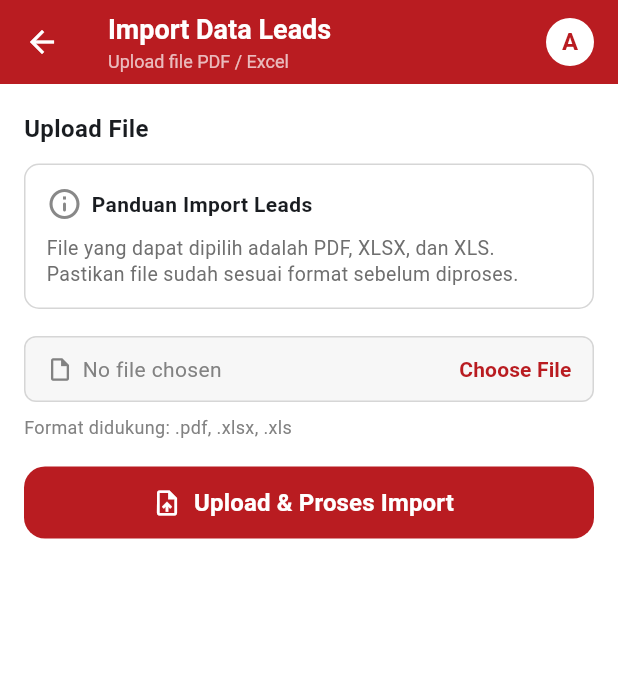
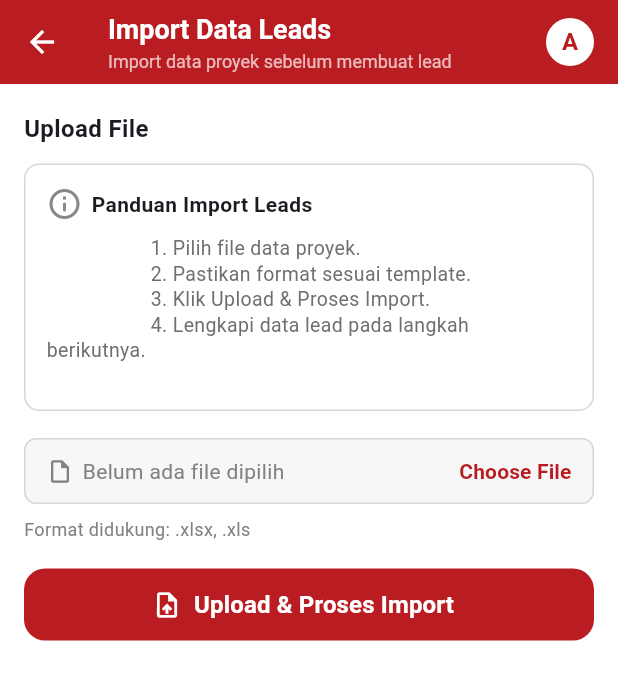
Before and after one commit to IndiViska/App_MyBhakti, a Flutter app: the ImportDataLeadsScreen screen opened directly, after a tap on "Choose File", on a phone screen of 412 x 824 dp. Shown: the top 680 px of the screen. Run offline on Flutter 3.47's test engine with Material 3 defaults, Android fonts, the phone set to English and light mode, and no system bars; our stand-ins replace file_picker, geolocator, google_maps_flutter, image_picker, share_plus.

Commit message:
update leads repository

```diff
--- a/lib/pages/import_data_leads.dart
+++ b/lib/pages/import_data_leads.dart
@@ -11,26 +11,35 @@ class ImportDataLeadsScreen extends StatefulWidget {
 
 class _ImportDataLeadsScreenState extends State<ImportDataLeadsScreen> {
   String? selectedFileName;
-  PlatformFile? selectedFile;
 
   Future<void> chooseFile() async {
-    final result = await FilePicker.platform.pickFiles(
-      type: FileType.custom,
-      allowedExtensions: ['pdf', 'xlsx', 'xls'],
-      allowMultiple: false,
-      withData: true,
-    );
+    try {
+      final FilePickerResult? result = await FilePicker.platform.pickFiles(
+        type: FileType.custom,
+        allowedExtensions: ['xlsx', 'xls'],
+        allowMultiple: false,
+      );
 
-    if (result != null && result.files.isNotEmpty) {
+      if (result == null || result.files.isEmpty) {
+        return;
+      }
+
+      if (!mounted) return;
+
       setState(() {
-        selectedFile = result.files.first;
         selectedFileName = result.files.first.name;
       });
+    } catch (e) {
+      if (!mounted) return;
+
+      ScaffoldMessenger.of(
+        context,
+      ).showSnackBar(SnackBar(content: Text('Gagal memilih file: $e')));
     }
   }
 
   void goToTambahLeadBaru() {
-    if (selectedFile == null) {
+    if (selectedFileName == null) {
       ScaffoldMessenger.of(context).showSnackBar(
         const SnackBar(content: Text('Pilih file terlebih dahulu')),
       );
@@ -72,7 +81,7 @@ class _ImportDataLeadsScreenState extends State<ImportDataLeadsScreen> {
             ),
             SizedBox(height: 2),
             Text(
-              'Upload file PDF / Excel',
+              'Import data proyek sebelum membuat lead',
               style: TextStyle(
                 color: Colors.white70,
                 fontWeight: FontWeight.w400,
@@ -139,7 +148,12 @@ class _ImportDataLeadsScreenState extends State<ImportDataLeadsScreen> {
                   ),
                   SizedBox(height: 9),
                   Text(
-                    'File yang dapat dipilih adalah PDF, XLSX, dan XLS. Pastikan file sudah sesuai format sebelum diproses.',
+                    '''
+                    1. Pilih file data proyek.
+                    2. Pastikan format sesuai template.
+                    3. Klik Upload & Proses Import.
+                    4. Lengkapi data lead pada langkah berikutnya.
+                   ''',
                     style: TextStyle(
                       fontSize: 13,
                       color: Color(0xFF6F6F6F),
@@ -177,7 +191,7 @@ class _ImportDataLeadsScreenState extends State<ImportDataLeadsScreen> {
                           const SizedBox(width: 6),
                           Expanded(
                             child: Text(
-                              selectedFileName ?? 'No file chosen',
+                              selectedFileName ?? 'Belum ada file dipilih',
                               style: const TextStyle(
                                 color: Color(0xFF828282),
                                 fontSize: 14,
@@ -211,9 +225,21 @@ class _ImportDataLeadsScreenState extends State<ImportDataLeadsScreen> {
             const SizedBox(height: 8),
 
             const Text(
-              'Format didukung: .pdf, .xlsx, .xls',
+              'Format didukung: .xlsx, .xls',
               style: TextStyle(fontSize: 12, color: Color(0xFF828282)),
             ),
+
+            if (selectedFileName != null)
+              Padding(
+                padding: const EdgeInsets.only(top: 8),
+                child: Text(
+                  'File terpilih: $selectedFileName',
+                  style: const TextStyle(
+                    color: Colors.green,
+                    fontWeight: FontWeight.w600,
+                  ),
+                ),
+              ),
 
             const SizedBox(height: 18),
 
--- a/pubspec.yaml
+++ b/pubspec.yaml
@@ -39,7 +39,7 @@ dependencies:
   geolocator: ^11.0.0
   image_picker: ^1.1.2
   share_plus: ^10.0.2
-  file_picker: ^11.0.2
+  file_picker: ^8.1.7
 
 dev_dependencies:
   flutter_test:
```
Also changed, not shown: lib/pages/lead_data.dart (added, +26 -0 lines), lib/pages/lead_repository.dart (added, +36 -0 lines), lib/pages/login.dart (+50 -19 lines), lib/pages/opportunities_page.dart (+56 -60 lines), lib/pages/tambah_lead_baru.dart (+20 -6 lines), lib/pages/tambah_lead_step2.dart (+21 -6 lines), lib/pages/tambah_lead_step3.dart (+10 -9 lines), lib/pages/tambah_lead_step4.dart (+33 -6 lines), lib/main.dart (line endings or trailing spaces), pubspec.lock.
